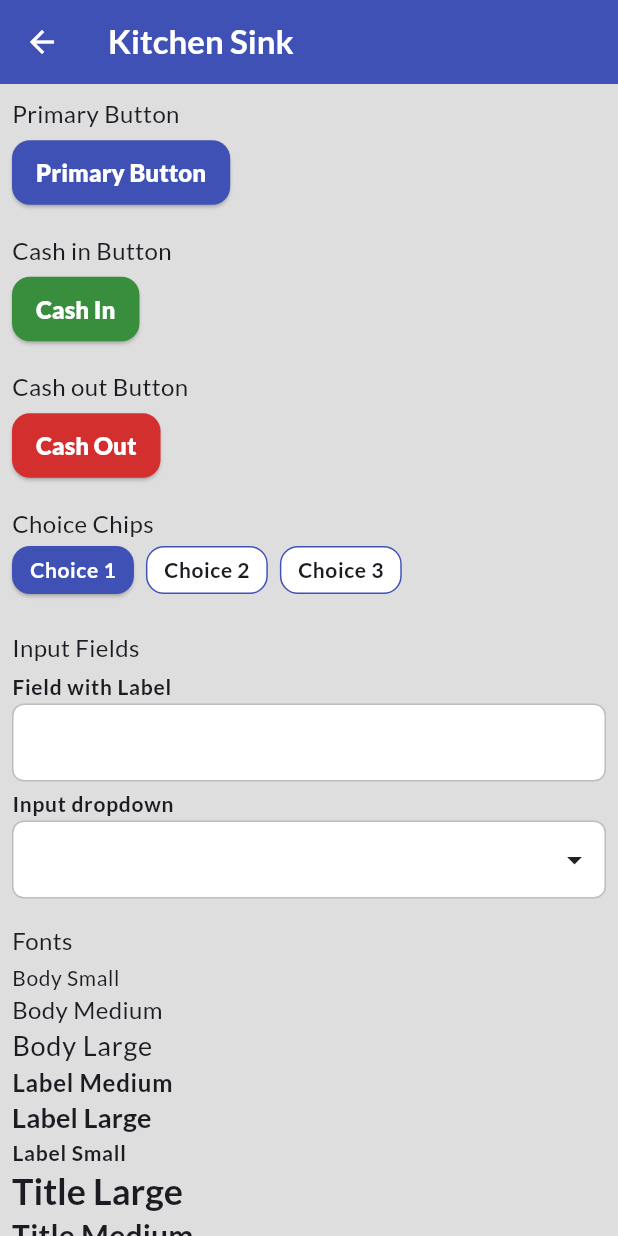
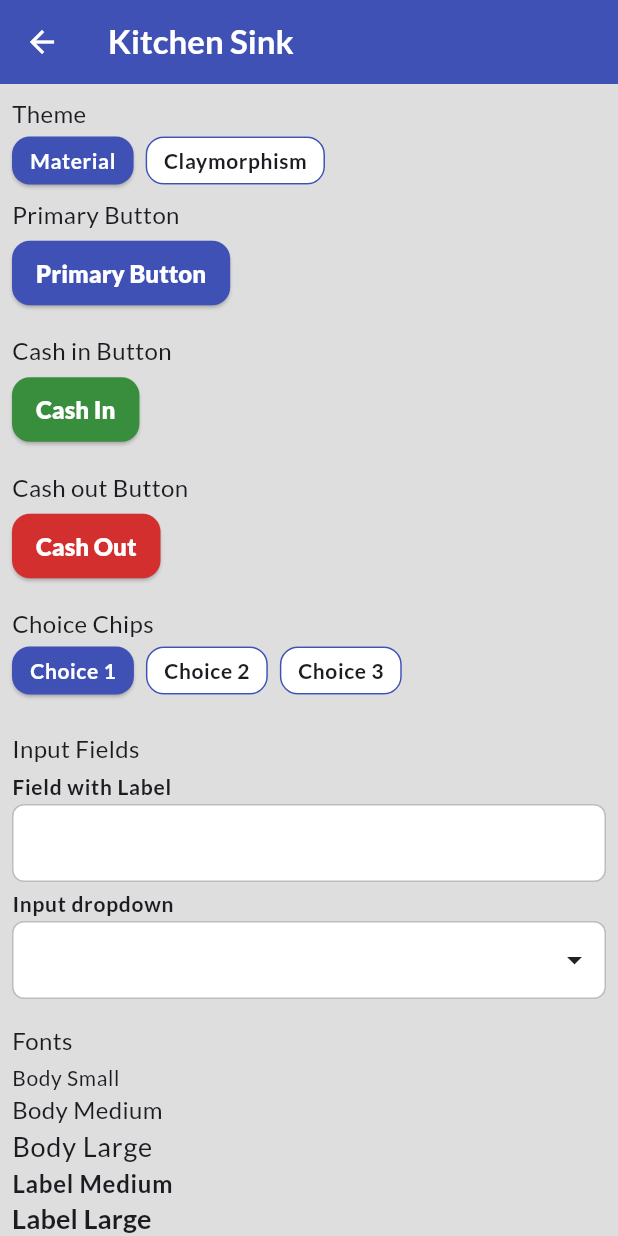
Before and after one commit to itsBhanuMantri/cashtrail, a Flutter app: the KitchenSink screen opened directly, on a phone screen of 412 x 824 dp. Run offline on Flutter 3.47's test engine with Material 3 defaults, Android fonts, the phone set to English and light mode, and no system bars; our stand-ins replace drift, drift_flutter, flutter_riverpod, go_router, toastification; missing offline and left inert: flutter_inner_shadow; accounts and stored records are empty; generated files the repository leaves out were written again.

```diff
--- a/lib/core/components/app_button.dart
+++ /dev/null
@@ -1,13 +0,0 @@
-import 'package:flutter/material.dart';
-
-class AppButton extends StatelessWidget {
-  const AppButton({super.key, required this.onPressed, required this.label});
-
-  final VoidCallback onPressed;
-  final String label;
-
-  @override
-  Widget build(BuildContext context) {
-    return ElevatedButton(onPressed: onPressed, child: Text(label));
-  }
-}
--- /dev/null
+++ b/lib/core/components/buttons/app_button.dart
@@ -0,0 +1,17 @@
+import 'package:flutter/material.dart';
+import 'package:flutter_riverpod/flutter_riverpod.dart';
+
+import '../../theme/providers.dart';
+
+class AppButton extends ConsumerWidget {
+  const AppButton({super.key, required this.onPressed, required this.label});
+
+  final VoidCallback onPressed;
+  final String label;
+
+  @override
+  Widget build(BuildContext context, WidgetRef ref) {
+    final theme = ref.watch(componentThemeProvider);
+    return theme.buildButton(child: Text(label), onPressed: onPressed);
+  }
+}
--- /dev/null
+++ b/lib/core/theme/providers.dart
@@ -0,0 +1,11 @@
+import 'package:flutter_riverpod/flutter_riverpod.dart';
+
+import 'app_component_theme.dart';
+import 'theme_factory.dart';
+
+final themeTypeProvider = StateProvider<AppThemeType>((ref) => AppThemeType.material);
+
+final componentThemeProvider = Provider<AppComponentTheme>((ref) {
+  final type = ref.watch(themeTypeProvider);
+  return ThemeFactory.getTheme(type);
+});
--- /dev/null
+++ b/lib/core/theme/theme_factory.dart
@@ -0,0 +1,14 @@
+import 'app_component_theme.dart';
+import 'claymorphism/claymorphism_component_theme.dart';
+import 'material/material_component_theme.dart';
+
+class ThemeFactory {
+  static AppComponentTheme getTheme(AppThemeType type) {
+    switch (type) {
+      case AppThemeType.claymorphism:
+        return ClaymorphismComponentTheme();
+      case AppThemeType.material:
+        return MaterialComponentTheme();
+    }
+  }
+}
--- a/lib/features/cash_in/cash_in_widget.dart
+++ b/lib/features/cash_in/cash_in_widget.dart
@@ -2,8 +2,8 @@ import 'package:flutter/material.dart';
 import 'package:flutter/services.dart';
 import 'package:flutter_riverpod/flutter_riverpod.dart';
 
-import '../../core/components/app_button.dart';
-import '../../core/components/app_text_button.dart';
+import '../../core/components/buttons/app_button.dart';
+import '../../core/components/buttons/app_text_button.dart';
 import '../../core/components/app_text_field.dart';
 import '../../core/components/choice_chips.dart';
 import '../../core/config.dart';
--- a/lib/features/cash_out/cash_out_widget.dart
+++ b/lib/features/cash_out/cash_out_widget.dart
@@ -2,8 +2,8 @@ import 'package:flutter/material.dart';
 import 'package:flutter/services.dart';
 import 'package:flutter_riverpod/flutter_riverpod.dart';
 
-import '../../core/components/app_button.dart';
-import '../../core/components/app_text_button.dart';
+import '../../core/components/buttons/app_button.dart';
+import '../../core/components/buttons/app_text_button.dart';
 import '../../core/components/app_text_field.dart';
 import '../../core/components/choice_chips.dart';
 import '../../core/config.dart';
--- a/lib/features/kitchen_sink/kitchen_sink.dart
+++ b/lib/features/kitchen_sink/kitchen_sink.dart
@@ -1,18 +1,22 @@
 import 'package:flutter/material.dart';
 import 'package:flutter_riverpod/flutter_riverpod.dart';
 
-import '../../core/components/app_button.dart';
+import '../../core/components/buttons/app_button.dart';
 import '../../core/components/app_text_field.dart';
 import '../../core/components/cash_in_button.dart';
 import '../../core/components/cash_out_button.dart';
 import '../../core/components/choice_chips.dart';
+import '../../core/theme/app_component_theme.dart';
+import '../../core/theme/providers.dart';
 
-class KitchenSink extends StatelessWidget {
+class KitchenSink extends ConsumerWidget {
   const KitchenSink({super.key});
 
   @override
-  Widget build(BuildContext context) {
+  Widget build(BuildContext context, WidgetRef ref) {
     final textTheme = Theme.of(context).textTheme;
+    final currentTheme = ref.watch(themeTypeProvider);
+    final currentThemeString = getCurrentThemeString(currentTheme);
     return Scaffold(
       appBar: AppBar(title: const Text('Kitchen Sink')),
       body: ListView(
@@ -22,6 +26,29 @@ class KitchenSink extends StatelessWidget {
             child: Column(
               crossAxisAlignment: CrossAxisAlignment.start,
               children: [
+                Column(
+                  crossAxisAlignment: CrossAxisAlignment.start,
+                  children: [
+                    Text('Theme'),
+                    SizedBox(height: 4),
+                    ChoiceChipsView(
+                      choices: ['Material', 'Claymorphism'],
+                      selectedChoice: currentThemeString,
+                      onChanged: (theme) {
+                        AppThemeType appThemeType = AppThemeType.material;
+
+                        if (theme == 'Material') {
+                          appThemeType = AppThemeType.material;
+                        } else if (theme == 'Claymorphism') {
+                          appThemeType = AppThemeType.claymorphism;
+                        }
+
+                        ref.read(themeTypeProvider.notifier).state = appThemeType;
+                      },
+                    ),
+                  ],
+                ),
+
                 Text('Primary Button'),
                 SizedBox(height: 4),
                 AppButton(onPressed: () {}, label: 'Primary Button'),
@@ -87,6 +114,16 @@ class KitchenSink extends StatelessWidget {
       ),
     );
   }
+
+  String getCurrentThemeString(AppThemeType currentTheme) {
+    if (currentTheme == AppThemeType.material) {
+      return 'Material';
+    } else if (currentTheme == AppThemeType.claymorphism) {
+      return 'Claymorphism';
+    } else {
+      return 'Unknown';
+    }
+  }
 }
 
 class ChoiceChipsView extends ConsumerStatefulWidget {
--- a/lib/router.dart
+++ b/lib/router.dart
@@ -2,7 +2,6 @@ import 'package:flutter/material.dart';
 import 'package:go_router/go_router.dart';
 
 import 'core/global_keys.dart';
-import 'features/cash_out/cash_out_widget.dart';
 import 'features/kitchen_sink/kitchen_sink.dart';
 import 'features/ledger/ledger_screen.dart';
 
@@ -13,6 +12,7 @@ final GoRouter router = GoRouter(
       path: '/',
       builder: (BuildContext context, GoRouterState state) {
         return const LedgerScreen();
+        // return const KitchenSink();
       },
     ),
   ],
```
Also changed, not shown: lib/core/theme/app_component_theme.dart (added, +9 -0 lines), lib/core/theme/claymorphism/claymorphism_component_theme.dart (added, +48 -0 lines), lib/core/theme/material/material_component_theme.dart (added, +20 -0 lines), lib/core/components/buttons/app_outlined_button.dart (renamed from lib/core/components/app_outlined_button.dart), lib/core/components/buttons/app_text_button.dart (renamed from lib/core/components/app_text_button.dart), lib/core/theme/material/components/text_field.dart (added).
